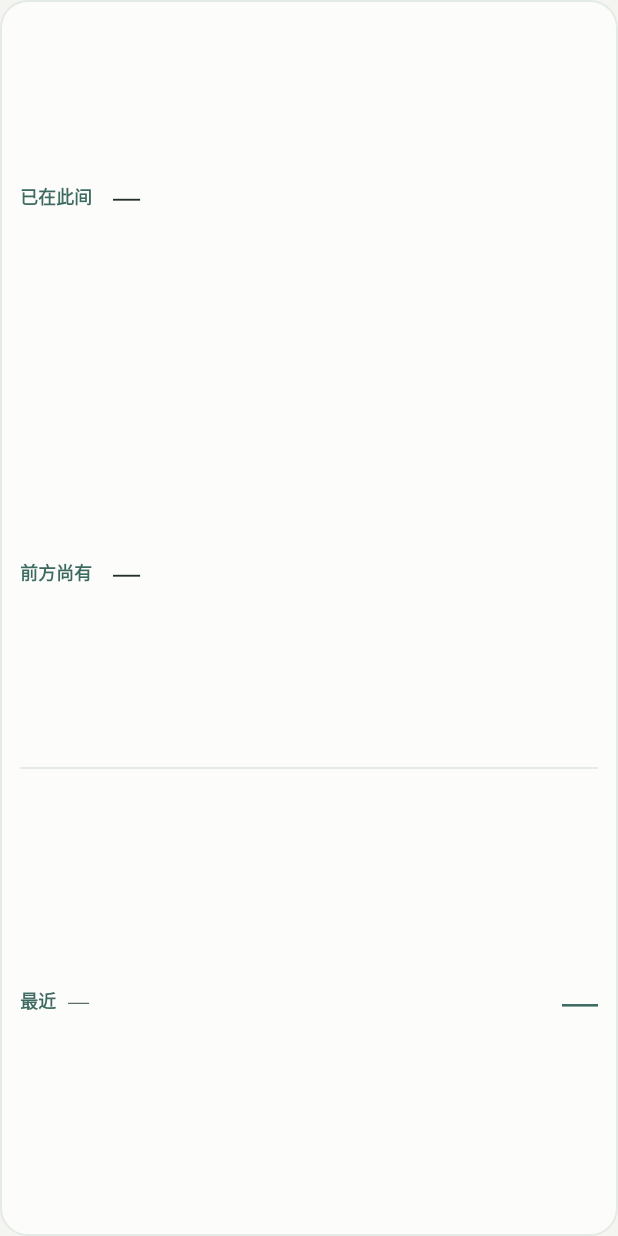
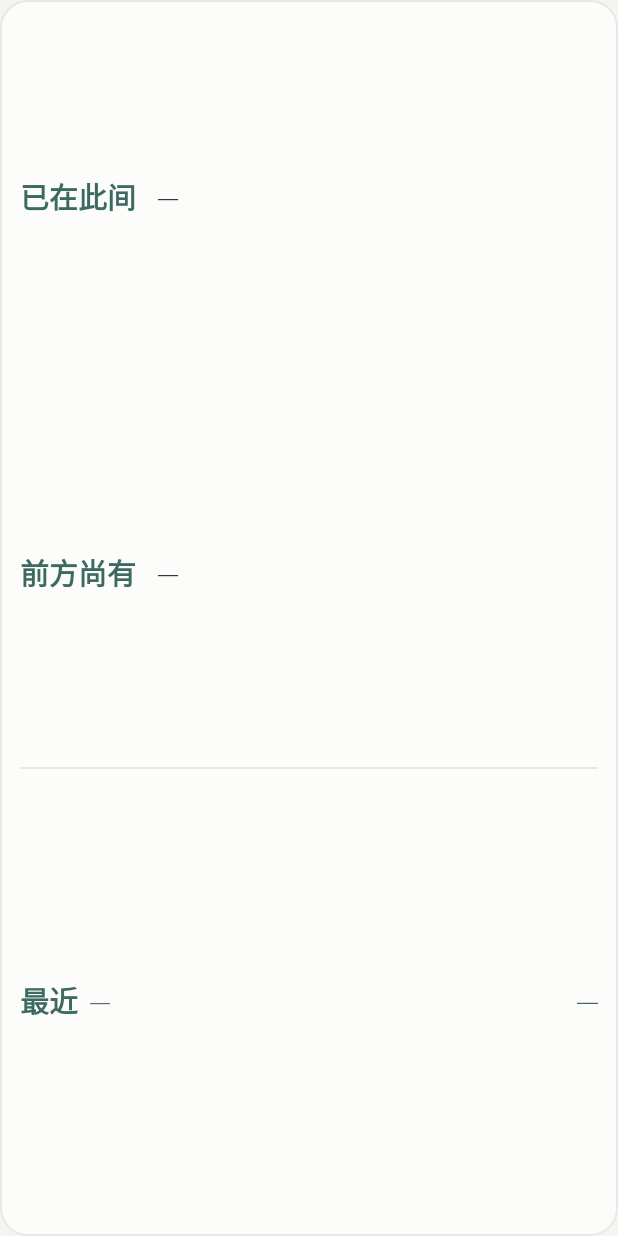
Before and after one commit to yukhughkui/guangyin-changhe, an Android app: the layout widget_wide.xml on its own in the app's theme, with its tools: preview values and no code run, on a phone screen of 412 x 824 dp. Run offline under Robolectric (Android 15) with nearby library versions, the phone set to English and light mode, and no system bars; network calls fail.

Commit message:
v1.22: 强调主体改回标签词；2×2 数值只到年；演示页与预览图同步

```diff
--- a/app/build.gradle
+++ b/app/build.gradle
@@ -8,8 +8,8 @@ android {
         applicationId 'cloud.yundu.changhe'
         minSdk 26
         targetSdk 34
-        versionCode 22
-        versionName '1.21'
+        versionCode 23
+        versionName '1.22'
     }
 
     signingConfigs {
--- a/app/src/main/java/cloud/yundu/changhe/ChangheWidgetSmall.java
+++ b/app/src/main/java/cloud/yundu/changhe/ChangheWidgetSmall.java
@@ -4,4 +4,5 @@ package cloud.yundu.changhe;
 public final class ChangheWidgetSmall extends ChangheWidget {
     @Override protected int layoutId() { return R.layout.widget_small; }
     @Override protected Class<?> providerClass() { return ChangheWidgetSmall.class; }
+    @Override protected boolean compact() { return true; }
 }
--- a/app/src/main/res/layout/widget_wide.xml
+++ b/app/src/main/res/layout/widget_wide.xml
@@ -19,11 +19,11 @@
         android:gravity="center_vertical">
 
         <TextView
-            android:layout_width="54dp"
+            android:layout_width="84dp"
             android:layout_height="wrap_content"
             android:text="已在此间"
             android:textColor="@color/jade"
-            android:textSize="12sp"
+            android:textSize="19sp"
             android:textStyle="bold"
             android:singleLine="true"
             android:fontFamily="serif" />
@@ -36,8 +36,7 @@
             android:layout_marginLeft="8dp"
             android:text="—"
             android:textColor="@color/ink"
-            android:textSize="18sp"
-            android:textStyle="bold"
+            android:textSize="13sp"
             android:singleLine="true"
             android:ellipsize="end"
             android:fontFamily="serif" />
@@ -51,11 +50,11 @@
         android:gravity="center_vertical">
 
         <TextView
-            android:layout_width="54dp"
+            android:layout_width="84dp"
             android:layout_height="wrap_content"
             android:text="前方尚有"
             android:textColor="@color/jade"
-            android:textSize="12sp"
+            android:textSize="19sp"
             android:textStyle="bold"
             android:singleLine="true"
             android:fontFamily="serif" />
@@ -68,8 +67,7 @@
             android:layout_marginLeft="8dp"
             android:text="—"
             android:textColor="@color/ink"
-            android:textSize="18sp"
-            android:textStyle="bold"
+            android:textSize="13sp"
             android:singleLine="true"
             android:ellipsize="end"
             android:fontFamily="serif" />
@@ -94,7 +92,7 @@
             android:layout_height="wrap_content"
             android:text="最近"
             android:textColor="@color/jade"
-            android:textSize="12sp"
+            android:textSize="19sp"
             android:textStyle="bold"
             android:singleLine="true"
             android:fontFamily="serif" />
@@ -107,7 +105,7 @@
             android:layout_marginLeft="8dp"
             android:text="—"
             android:textColor="@color/ink2"
-            android:textSize="14sp"
+            android:textSize="13sp"
             android:singleLine="true"
             android:ellipsize="end"
             android:fontFamily="serif" />
@@ -119,8 +117,7 @@
             android:layout_marginLeft="8dp"
             android:text="—"
             android:textColor="@color/jade"
-            android:textSize="24sp"
-            android:textStyle="bold"
+            android:textSize="14sp"
             android:singleLine="true"
             android:fontFamily="serif" />
     </LinearLayout>
```
Also changed, not shown: app/src/main/java/cloud/yundu/changhe/ChangheData.java (+7 -2 lines), app/src/main/java/cloud/yundu/changhe/ChangheWidget.java (+15 -10 lines), app/src/main/res/layout/widget_small.xml (+6 -9 lines), app/src/main/res/drawable/widget_preview_small.png, app/src/main/res/drawable/widget_preview_wide.png, 4 other files.
